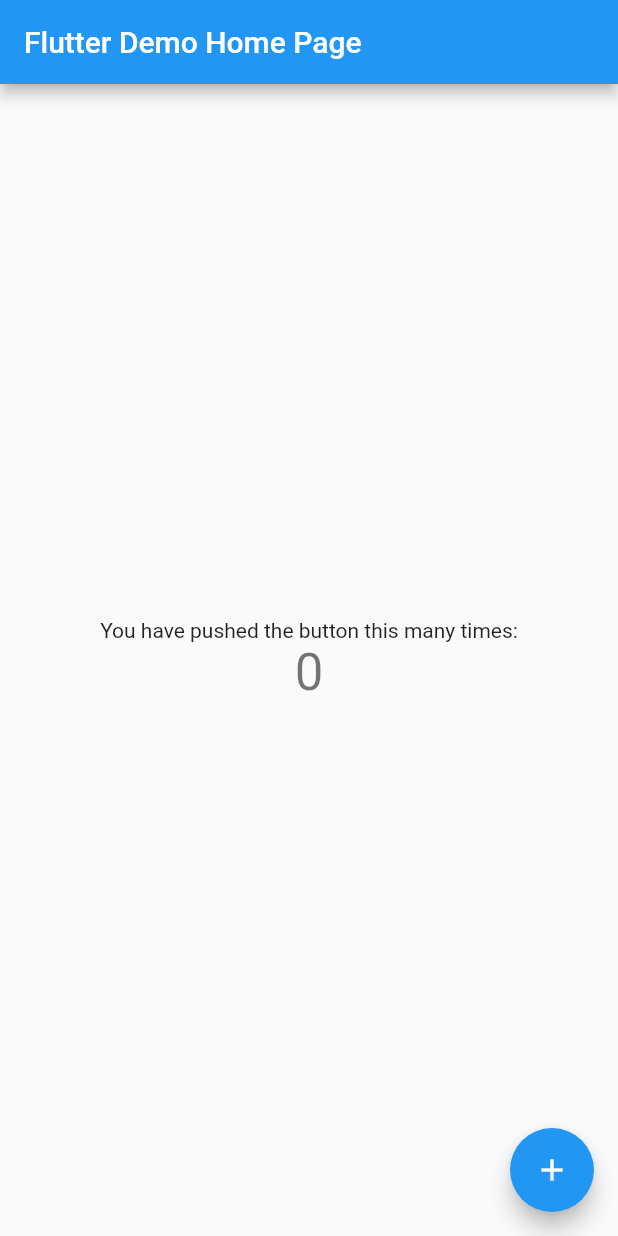
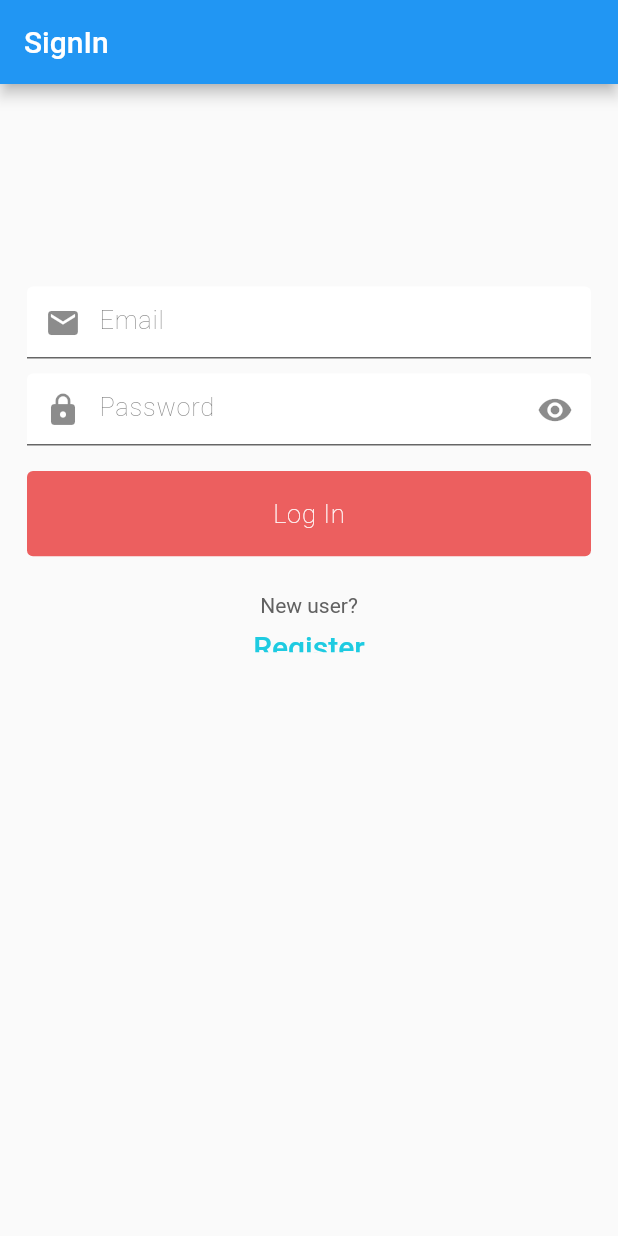
Before and after one commit to Rishi-k-s/healthtastic, a Flutter app: the screen it shows after launch, on a phone screen of 412 x 824 dp. Run offline on Flutter 3.47's test engine with Material 2 defaults, Android fonts, the phone set to English and light mode, and no system bars; our stand-ins replace cloud_firestore, firebase_auth, firebase_core; missing offline and left inert: dart:html; accounts and stored records are empty.

Commit message:
reg update

```diff
--- /dev/null
+++ b/lib/CheckDocPatient.dart
@@ -0,0 +1,73 @@
+import 'package:firebase_auth/firebase_auth.dart';
+import 'package:flutter/material.dart';
+import 'package:healthtastic/auth/LoginPage.dart';
+import 'package:healthtastic/main_UI/PatientDashboard.dart';
+import 'package:healthtastic/main_UI/doctorDashboard.dart';
+import 'package:healthtastic/services/authService.dart';
+import 'package:healthtastic/services/database.dart';
+
+class CheckRoleUser extends StatefulWidget {
+  const CheckRoleUser({Key? key}) : super(key: key);
+
+  @override
+  _CheckRoleUserState createState() => _CheckRoleUserState();
+}
+
+class _CheckRoleUserState extends State<CheckRoleUser> {
+  @override
+  Widget build(BuildContext context) {
+    return StreamBuilder<User?>(
+        stream: FirebaseAuth.instance.authStateChanges(),
+        builder: (context, snapshot) {
+          if (snapshot.hasData && snapshot.data != null) {
+            return RoleSelector();
+          }
+          return SignInLogInPage();
+        });
+  }
+}
+
+class RoleSelector extends StatefulWidget {
+  const RoleSelector({Key? key}) : super(key: key);
+
+  @override
+  _RoleSelectorState createState() => _RoleSelectorState();
+}
+
+class _RoleSelectorState extends State<RoleSelector> {
+  String role = "";
+
+  Future<void> setRole() async {
+    String roles = await UserHelper.getuserRole();
+    setState(() {
+      role = roles;
+    });
+  }
+
+  @override
+  void initState() {
+    WidgetsBinding.instance!.addPostFrameCallback((timeStamp) {
+      setRole();
+    });
+    // TODO: implement initState
+    super.initState();
+  }
+
+  @override
+  Widget build(BuildContext context) {
+    print(role + " is role from firebase");
+    switch (role) {
+      case 'Patient':
+        return DashboardForPatient();
+        break;
+      case 'Doctor':
+        return DoctorDashboard();
+        break;
+
+      default:
+        return Center(
+          child: SizedBox(height: 50, width: 50, child: CircularProgressIndicator()),
+        );
+    }
+  }
+}
--- /dev/null
+++ b/lib/auth/LoginPage.dart
@@ -0,0 +1,165 @@
+import 'dart:html';
+
+import 'package:flutter/material.dart';
+import 'package:healthtastic/auth/RegisterPage.dart';
+import '../services/authService.dart';
+import 'package:provider/provider.dart';
+import 'package:healthtastic/CheckDocPatient.dart';
+import 'package:healthtastic/common/textstyles.dart';
+
+class SignInLogInPage extends StatefulWidget {
+  const SignInLogInPage({Key? key}) : super(key: key);
+
+  @override
+  _SignInLogInPageState createState() => _SignInLogInPageState();
+}
+
+class _SignInLogInPageState extends State<SignInLogInPage> {
+  final AuthService _auth = AuthService();
+  final _formKey = GlobalKey<FormState>();
+
+  String error = '';
+  String email = '';
+  String password = '';
+  bool hiddenPassword = true;
+  bool loading = false;
+
+  void _togglePasswordView() {
+    setState(() {
+      hiddenPassword = !hiddenPassword;
+    });
+  }
+
+  @override
+  Widget build(BuildContext context) {
+    return Scaffold(
+      appBar: AppBar(
+        title: Text('SignIn'),
+      ),
+      body: SingleChildScrollView(
+        child: Column(
+          children: [
+            SizedBox(
+              height: 123.0,
+            ),
+            SizedBox(
+              height: 12.0,
+            ),
+            Center(
+              child: Container(
+                width: 376.0,
+                child: Form(
+                  key: _formKey,
+                  child: Column(
+                    children: [
+                      Container(
+                        // height: 56.9,
+                        child: TextFormField(
+                          keyboardType: TextInputType.emailAddress,
+                          style: commontextstyle,
+                          validator: (val) => val!.isEmpty ? 'Enter an Email' : null,
+                          onChanged: (val) {
+                            setState(() => email = val);
+                          },
+                          decoration: InputDecoration(
+                            prefixIcon: Icon(Icons.email),
+                            hintText: 'Email',
+                            hintStyle: commontextstyle,
+                            fillColor: Colors.white,
+                            filled: true,
+                          ),
+                        ),
+                      ),
+                      SizedBox(
+                        height: 10.0,
+                      ),
+                      Container(
+                        // height: 56.9,
+                        child: TextFormField(
+                          keyboardType: TextInputType.visiblePassword,
+                          style: commontextstyle,
+                          decoration: InputDecoration(
+                              fillColor: Colors.white,
+                              filled: true,
+                              hintText: 'Password',
+                              hintStyle: commontextstyle,
+                              prefixIcon: Icon(Icons.lock),
+                              suffixIcon: InkWell(onTap: _togglePasswordView, child: Icon(hiddenPassword ? Icons.visibility : Icons.visibility_off))),
+                          obscureText: hiddenPassword,
+                          validator: (val) => val!.length < 6 ? 'Enter a password 6+ chars long' : null,
+                          onChanged: (val) {
+                            setState(() => password = val);
+                          },
+                        ),
+                      ),
+                      SizedBox(
+                        height: 17.0,
+                      ),
+                      Container(
+                          height: 56.9,
+                          width: 376.0,
+                          child: TextButton(
+                              style: ButtonStyle(
+                                backgroundColor: MaterialStateProperty.all<Color>(Color(0xffEC5F5F)),
+                                foregroundColor: MaterialStateProperty.all<Color>(Color(0xffffffff)),
+                              ),
+                              onPressed: () async {
+                                if (_formKey.currentState!.validate()) {
+                                  setState(() => loading = true);
+                                  dynamic result = await _auth.signInWithEmailPassword(email: email, password: password);
+                                  if (result == null) {
+                                    setState(() {
+                                      loading = false;
+                                      error = 'Could not sign in with those credentials';
+                                      // return the error screen
+                                      final snackBar = SnackBar(
+                                        content: Text('$error'),
+                                      );
+                                      Future.delayed(const Duration(seconds: 1), () {
+                                        ScaffoldMessenger.of(context).showSnackBar(snackBar);
+                                      });
+                                    });
+                                  }
+                                }
+                              },
+                              child: Text(
+                                'Log In',
+                                style: commontextstyle,
+                              ))),
+                      SizedBox(
+                        height: 25.0,
+                      ),
+                      Text(
+                        'New user?',
+                        style: TextStyle(color: Colors.grey[700]),
+                      ),
+                      Container(
+                          height: 30.9,
+                          width: 100.0,
+                          child: TextButton(
+                            style: ButtonStyle(
+                              // backgroundColor: MaterialStateProperty.all<Color>(Color(0xffEC5F5F)),
+                              foregroundColor: MaterialStateProperty.all<Color>(Color(0xff1ecbe1)),
+                            ),
+                            onPressed: () {
+                              Navigator.push(
+                                context,
+                                MaterialPageRoute(builder: (context) => RegisterPage()),
+                              );
+                            },
+                            child: Text(
+                              'Register',
+                              style: TextStyle(fontSize: 20),
+                            ),
+                          )),
+                    ],
+                  ),
+                ),
+              ),
+            )
+          ],
+        ),
+      ),
+    );
+  }
+}
--- /dev/null
+++ b/lib/common/textstyles.dart
@@ -0,0 +1,15 @@
+import 'package:flutter/cupertino.dart';
+
+import 'package:flutter/material.dart';
+
+const bigtextstyle = TextStyle(
+  fontSize: 22.0,
+  fontWeight: FontWeight.bold,
+  letterSpacing: 1.0,
+);
+
+const commontextstyle = TextStyle(
+  fontSize: 17.0,
+  fontWeight: FontWeight.w100,
+  letterSpacing: 0.5,
+);
--- a/lib/main.dart
+++ b/lib/main.dart
@@ -1,113 +1,29 @@
+import 'package:flutter/cupertino.dart';
 import 'package:flutter/material.dart';
+import 'package:healthtastic/CheckDocPatient.dart';
+import 'package:healthtastic/services/authService.dart';
+import 'package:healthtastic/auth/LoginPage.dart';
+import 'package:firebase_core/firebase_core.dart';
+import 'package:firebase_auth/firebase_auth.dart';
+import 'package:healthtastic/main_UI/doctorDashboard.dart';
+import 'package:provider/provider.dart';
 
-void main() {
+void main() async {
+  WidgetsFlutterBinding.ensureInitialized;
+  await Firebase.initializeApp;
   runApp(MyApp());
 }
 
 class MyApp extends StatelessWidget {
-  // This widget is the root of your application.
   @override
   Widget build(BuildContext context) {
     return MaterialApp(
-      title: 'Flutter Demo',
+      title: 'Healthtastic',
       theme: ThemeData(
-        // This is the theme of your application.
-        //
-        // Try running your application with "flutter run". You'll see the
-        // application has a blue toolbar. Then, without quitting the app, try
-        // changing the primarySwatch below to Colors.green and then invoke
-        // "hot reload" (press "r" in the console where you ran "flutter run",
-        // or simply save your changes to "hot reload" in a Flutter IDE).
-        // Notice that the counter didn't reset back to zero; the application
-        // is not restarted.
         primarySwatch: Colors.blue,
+        visualDensity: VisualDensity.adaptivePlatformDensity,
       ),
-      home: MyHomePage(title: 'Flutter Demo Home Page'),
+      home: CheckRoleUser(),
     );
   }
 }
-
-class MyHomePage extends StatefulWidget {
-  MyHomePage({Key? key, required this.title}) : super(key: key);
-
-  // This widget is the home page of your application. It is stateful, meaning
-  // that it has a State object (defined below) that contains fields that affect
-  // how it looks.
-
-  // This class is the configuration for the state. It holds the values (in this
-  // case the title) provided by the parent (in this case the App widget) and
-  // used by the build method of the State. Fields in a Widget subclass are
-  // always marked "final".
-
-  final String title;
-
-  @override
-  _MyHomePageState createState() => _MyHomePageState();
-}
-
-class _MyHomePageState extends State<MyHomePage> {
-  int _counter = 0;
-
-  void _incrementCounter() {
-    setState(() {
-      // This call to setState tells the Flutter framework that something has
-      // changed in this State, which causes it to rerun the build method below
-      // so that the display can reflect the updated values. If we changed
-      // _counter without calling setState(), then the build method would not be
-      // called again, and so nothing would appear to happen.
-      _counter++;
-    });
-  }
-
-  @override
-  Widget build(BuildContext context) {
-    // This method is rerun every time setState is called, for instance as done
-    // by the _incrementCounter method above.
-    //
-    // The Flutter framework has been optimized to make rerunning build methods
-    // fast, so that you can just rebuild anything that needs updating rather
-    // than having to individually change instances of widgets.
-    return Scaffold(
-      appBar: AppBar(
-        // Here we take the value from the MyHomePage object that was created by
-        // the App.build method, and use it to set our appbar title.
-        title: Text(widget.title),
-      ),
-      body: Center(
-        // Center is a layout widget. It takes a single child and positions it
-        // in the middle of the parent.
-        child: Column(
-          // Column is also a layout widget. It takes a list of children and
-          // arranges them vertically. By default, it sizes itself to fit its
-          // children horizontally, and tries to be as tall as its parent.
-          //
-          // Invoke "debug painting" (press "p" in the console, choose the
-          // "Toggle Debug Paint" action from the Flutter Inspector in Android
-          // Studio, or the "Toggle Debug Paint" command in Visual Studio Code)
-          // to see the wireframe for each widget.
-          //
-          // Column has various properties to control how it sizes itself and
-          // how it positions its children. Here we use mainAxisAlignment to
-          // center the children vertically; the main axis here is the vertical
-          // axis because Columns are vertical (the cross axis would be
-          // horizontal).
-          mainAxisAlignment: MainAxisAlignment.center,
-          children: <Widget>[
-            Text(
-              'You have pushed the button this many times:',
-            ),
-            Text(
-              '$_counter',
-              style: Theme.of(context).textTheme.headline4,
-            ),
-          ],
-        ),
-      ),
-      floatingActionButton: FloatingActionButton(
-        onPressed: _incrementCounter,
-        tooltip: 'Increment',
-        child: Icon(Icons.add),
-      ), // This trailing comma makes auto-formatting nicer for build methods.
-    );
-  }
-}
--- /dev/null
+++ b/lib/models/baseUserModel.dart
@@ -0,0 +1,7 @@
+import 'package:cloud_firestore/cloud_firestore.dart';
+
+class AppUser {
+  final String uid;
+
+  AppUser({required this.uid});
+}
--- /dev/null
+++ b/lib/services/authService.dart
@@ -0,0 +1,51 @@
+import 'package:firebase_auth/firebase_auth.dart';
+import 'package:flutter/material.dart';
+import 'package:firebase_core/firebase_core.dart';
+import 'package:healthtastic/models/baseUserModel.dart';
+import 'package:healthtastic/services/database.dart';
+
+class AuthService {
+  static FirebaseAuth _auth = FirebaseAuth.instance;
+
+  AppUser? _userFromFirebaseUser(User user) {
+    return user != null ? AppUser(uid: user.uid) : null;
+  }
+
+  Future signInWithEmailPassword({required String email, required String password, String? error}) async {
+    try {
+      UserCredential result = await _auth.signInWithEmailAndPassword(email: email, password: password);
+      User? user = result.user;
+      _userFromFirebaseUser(user!);
+      return 'SignedIn';
+    } on FirebaseAuthException catch (e) {
+      print(e.toString());
+      error = e.message;
+      return null;
+    }
+  }
+
+  Future registerWithEmailPasswordStudent({
+    String? email,
+    String? password,
+    String? name,
+    String? aadar,
+    String? role,
+  }) async {
+    FirebaseAuth auth = FirebaseAuth.instance;
+    final User? user = auth.currentUser;
+
+    try {
+      UserCredential result = await _auth.createUserWithEmailAndPassword(email: email!, password: password!);
+      await UserHelper(uid: result.user!.uid).addStudentRegisToFirebase(name!, email, aadar!, result.user!.uid, role!);
+      // add role to firebase
+      return 'SignedUp';
+    } on FirebaseAuthException catch (e) {
+      print(e.toString());
+      return null;
+    }
+  }
+
+  static signout() {
+    return _auth.signOut();
+  }
+}
--- /dev/null
+++ b/lib/services/database.dart
@@ -0,0 +1,34 @@
+import 'package:flutter/material.dart';
+import 'dart:io';
+import 'package:cloud_firestore/cloud_firestore.dart';
+import 'package:firebase_auth/firebase_auth.dart';
+import 'package:firebase_core/firebase_core.dart';
+import 'package:flutter/cupertino.dart';
+
+class UserHelper {
+  final String uid;
+  UserHelper({required this.uid});
+
+  static FirebaseAuth auth = FirebaseAuth.instance;
+  static FirebaseFirestore _database = FirebaseFirestore.instance;
+
+  Future<void> addStudentRegisToFirebase(String name, String email, String aadar, String uid, String role) async {
+    return await _database.collection('users').doc(uid).set({
+      "name": name,
+      "email": email,
+      "uid": uid,
+      "aadar": aadar,
+      "Role": role,
+    });
+  }
+
+  static Future<String> getuserRole() async {
+    final User user = auth.currentUser!;
+    final uid = user.uid;
+    String role = '';
+    await FirebaseFirestore.instance.doc('users/$uid').get().then((value) {
+      role = value['Role'].toString();
+    });
+    return role;
+  }
+}
--- a/pubspec.yaml
+++ b/pubspec.yaml
@@ -23,6 +23,11 @@ environment:
 dependencies:
   flutter:
     sdk: flutter
+  #lit_firebase_auth: ^0.3.0
+  firebase_auth: ^3.0.1
+  firebase_core: ^1.4.0
+  cloud_firestore: ^2.4.0
+  provider: ^5.0.0
 
 
   # The following adds the Cupertino Icons font to your application.
```
Also changed, not shown: lib/auth/RegisterPage.dart (added, +230 -0 lines), lib/main_UI/doctorDashboard.dart (added, +21 -0 lines), pubspec.lock, 1 other file.
